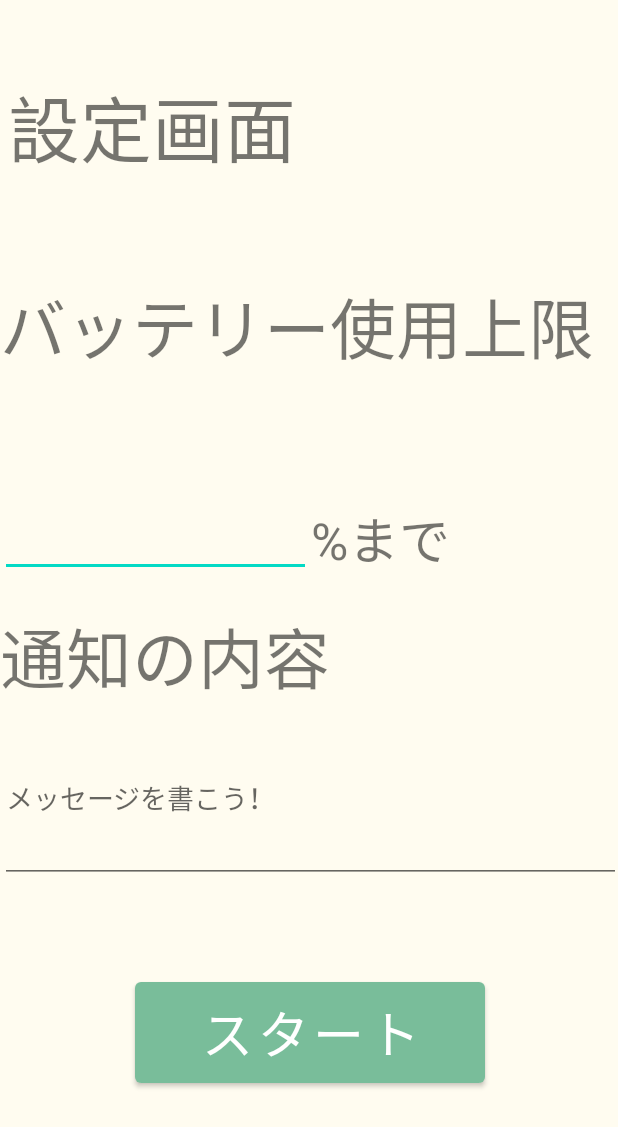
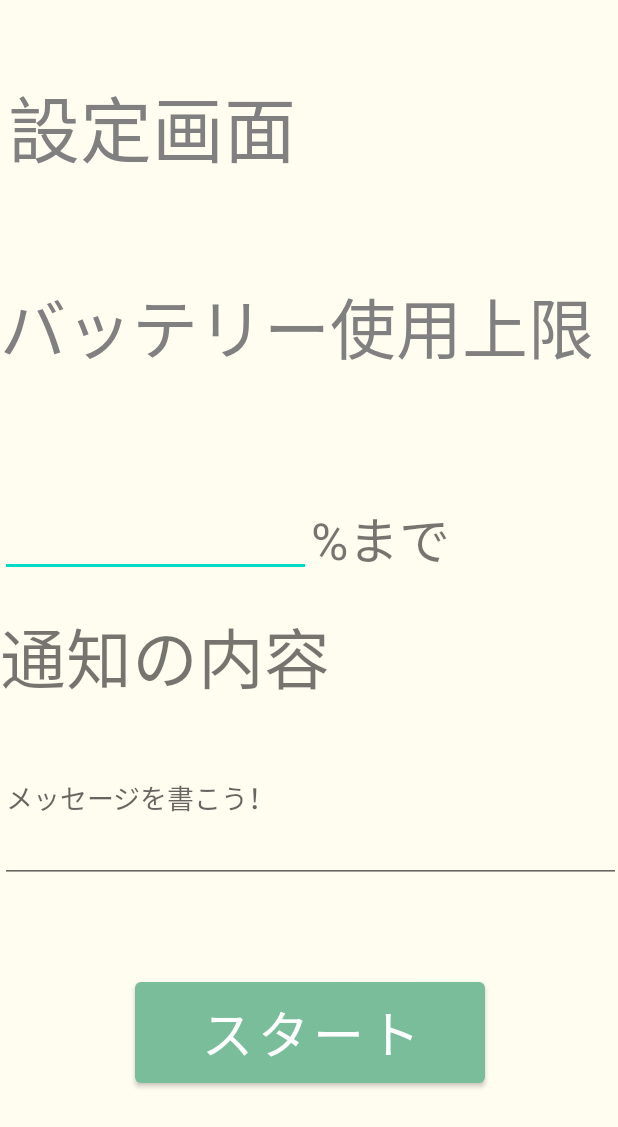
Before and after one commit to nayu5885/BatteryRestrictionActivity, an Android app: the layout activity_setting.xml on its own in the app's theme, with its tools: preview values and no code run, on a phone screen of 412 x 824 dp. Shown: the top 1127 px of the screen. Run offline under Robolectric (Android 15) with nearby library versions, the phone set to English and light mode, and no system bars; Roboto replaces fonts that are not available here.

```diff
--- a/app/src/main/res/layout/activity_setting.xml
+++ b/app/src/main/res/layout/activity_setting.xml
@@ -14,6 +14,7 @@
         android:layout_weight="1"
         android:gravity="center_vertical"
         android:text="設定画面"
+        android:textColor="#808080"
         android:textSize="48sp"
         app:layout_constraintBottom_toTopOf="@+id/linearLayout"
         app:layout_constraintEnd_toEndOf="parent"
@@ -44,6 +45,7 @@
                 android:layout_weight="1"
                 android:gravity="center_vertical"
                 android:text="バッテリー使用上限"
+                android:textColor="#808080"
                 android:textSize="44sp" />
 
         </LinearLayout>
@@ -62,7 +64,8 @@
                 android:layout_marginTop="10dp"
                 android:layout_weight="1"
                 android:ems="10"
-                android:inputType="number" />
+                android:inputType="number"
+                android:textColor="#808080" />
 
             <TextView
                 android:id="@+id/textView5"
@@ -97,7 +100,8 @@
                 android:layout_weight="1.5"
                 android:ems="10"
                 android:hint="メッセージを書こう！"
-                android:inputType="textPersonName" />
+                android:inputType="textPersonName"
+                android:textColor="#808080" />
         </LinearLayout>
 
         <LinearLayout
```
Also changed, not shown: app/src/main/AndroidManifest.xml (+4 -3 lines), app/src/main/java/com/example/batteryrestrictionactivity/MainActivity.kt (+10 -0 lines).
